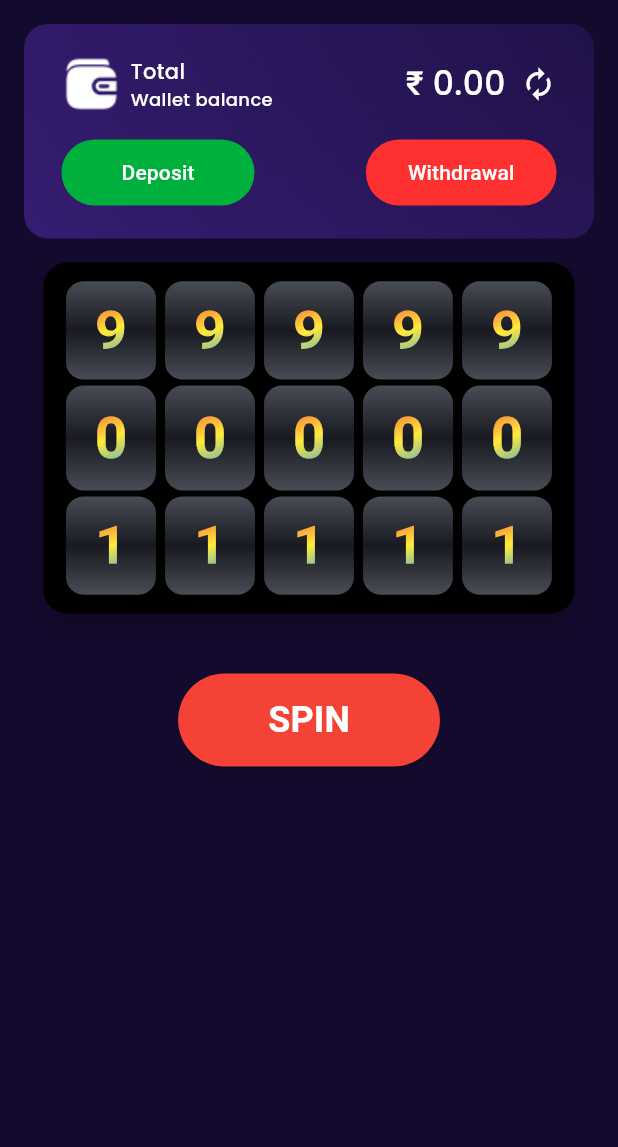
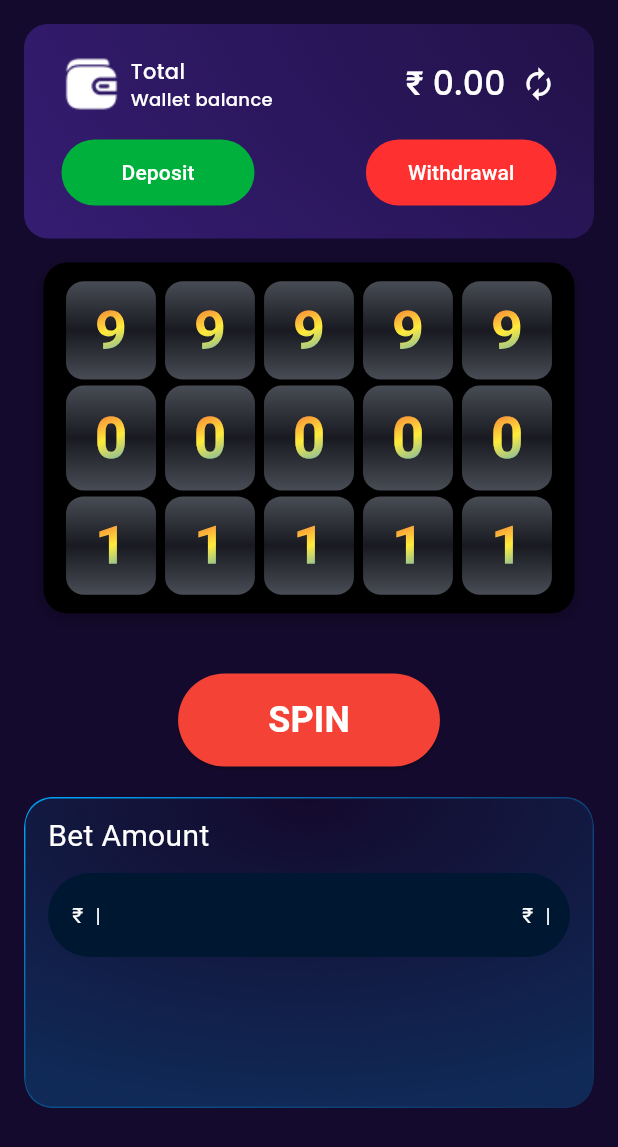
Before and after one commit to afnas-sys/wintek, a Flutter app: the SpinToWinScreen screen opened by its route, on a phone screen of 412 x 824 dp. Shown: the top 1147 px of the screen. Run offline on Flutter 3.47's test engine with Material 3 defaults, Android fonts, the phone set to English and light mode, and no system bars; our stand-ins replace another_flushbar, carousel_slider, custom_sliding_segmented_control, dio, dotted_line, firebase_auth and 13 more; missing offline and left inert: flutter_upi_india; accounts and stored records are empty; network calls fail; project files that could hold a hidden picture were left out.

```diff
--- a/lib/features/game/aviator/widget/bet_container_.dart
+++ b/lib/features/game/aviator/widget/bet_container_.dart
@@ -376,14 +376,24 @@ class _BetContainerState extends ConsumerState<BetContainer> {
           style: Theme.of(context).textTheme.aviatorBodyMediumPrimary,
         ),
       },
+
       decoration: BoxDecoration(
         color: AppColors.aviatorTwentiethColor,
         borderRadius: BorderRadius.circular(30),
         border: Border.all(color: AppColors.aviatorFifteenthColor, width: 1),
       ),
+
       thumbDecoration: BoxDecoration(
         color: AppColors.aviatorFifteenthColor,
         borderRadius: BorderRadius.circular(30),
+      ),
+
+      // ⭐ CONTROL SHAPE & EFFECT HERE ⭐
+      customSegmentSettings: CustomSegmentSettings(
+        borderRadius: BorderRadius.circular(30), // shape of ripple
+        splashColor: Colors.transparent, // remove ripple color
+        highlightColor: Colors.transparent, // remove highlight
+        overlayColor: MaterialStateProperty.all(Colors.transparent),
       ),
 
       duration: const Duration(milliseconds: 200),
--- a/lib/features/game/spin_to_win/screens/spin_to_win_screen.dart
+++ b/lib/features/game/spin_to_win/screens/spin_to_win_screen.dart
@@ -1,5 +1,6 @@
 import 'package:flutter/material.dart';
 import 'package:wintek/features/game/spin_to_win/widgets/slot.dart';
+import 'package:wintek/features/game/spin_to_win/widgets/spin_bet_button.dart';
 import 'package:wintek/features/game/widgets/wallet_container.dart';
 
 class SpinToWinScreen extends StatelessWidget {
@@ -9,11 +10,17 @@ class SpinToWinScreen extends StatelessWidget {
   Widget build(BuildContext context) {
     return Scaffold(
       body: SafeArea(
-        child: Padding(
-          padding: const EdgeInsets.all(16),
-          child: Column(
-            spacing: 16,
-            children: [WalletContainer(), SlotGameOneDirection()],
+        child: SingleChildScrollView(
+          child: Padding(
+            padding: const EdgeInsets.all(16),
+            child: Column(
+              spacing: 16,
+              children: [
+                WalletContainer(),
+                SlotGameOneDirection(),
+                SpinBetButton(),
+              ],
+            ),
           ),
         ),
       ),
--- /dev/null
+++ b/lib/features/game/spin_to_win/widgets/spin_bet_button.dart
@@ -0,0 +1,63 @@
+import 'package:flutter/material.dart';
+
+class SpinBetButton extends StatelessWidget {
+  const SpinBetButton({super.key});
+
+  @override
+  Widget build(BuildContext context) {
+    return Container(
+      padding: EdgeInsets.all(16),
+      height: 216,
+      width: double.infinity,
+      decoration: BoxDecoration(
+        // color: Colors.blue,
+        image: DecorationImage(
+          image: AssetImage('assets/images/spintowinbetbg.png'),
+          fit: BoxFit.contain,
+        ),
+        borderRadius: BorderRadius.circular(25),
+      ),
+      child: Column(
+        spacing: 10,
+        crossAxisAlignment: CrossAxisAlignment.start,
+        children: [
+          Text(
+            'Bet Amount',
+            style: TextStyle(color: Colors.white, fontSize: 20),
+          ),
+          TextField(
+            decoration: InputDecoration(
+              contentPadding: EdgeInsets.all(16),
+              filled: true,
+              fillColor: Color(0Xff001732),
+              border: OutlineInputBorder(
+                borderRadius: BorderRadius.circular(56),
+                borderSide: BorderSide.none,
+              ),
+              prefixIcon: Row(
+                mainAxisSize: MainAxisSize.min,
+                children: const [
+                  SizedBox(width: 16),
+                  Text('₹', style: TextStyle(color: Colors.white)),
+                  SizedBox(width: 8),
+                  Text('|', style: TextStyle(color: Colors.white)),
+                  SizedBox(width: 8),
+                ],
+              ),
+              suffixIcon: Row(
+                mainAxisSize: MainAxisSize.min,
+                children: const [
+                  SizedBox(width: 16),
+                  Text('₹', style: TextStyle(color: Colors.white)),
+                  SizedBox(width: 8),
+                  Text('|', style: TextStyle(color: Colors.white)),
+                  SizedBox(width: 8),
+                ],
+              ),
+            ),
+          ),
+        ],
+      ),
+    );
+  }
+}
```
Also changed, not shown: assets/images/spintowinbetbg.png (added).
